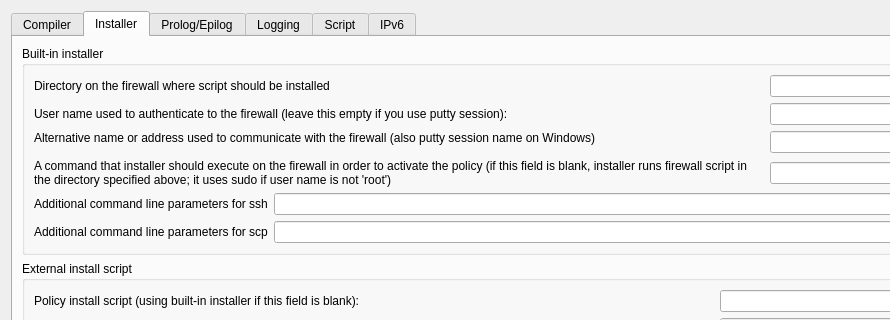
Qt form src/firewallfabrik/gui/ui/nftablessettingsdialog_q.ui (Linuxfabrik/firewallfabrik) before a commit; both pictures show x 0 to 890 and y 0 to 320 of the 1054 by 636 pixel window.
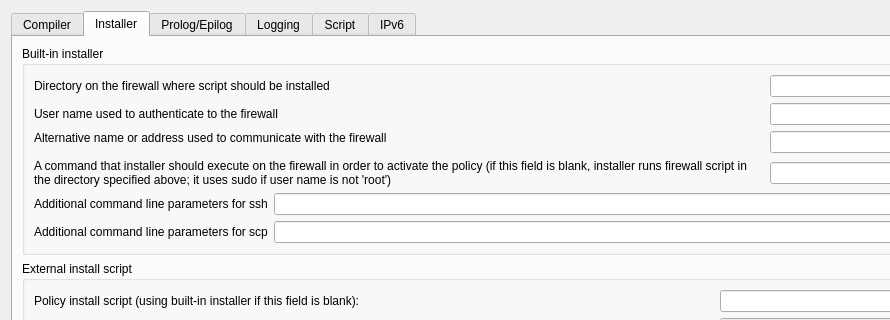
The same form after that commit. The open tabs and pages were chosen to show the change.

Commit message: feat(gui): port installation feature

Diff of the .ui file:
```diff
--- a/src/firewallfabrik/gui/ui/nftablessettingsdialog_q.ui
+++ b/src/firewallfabrik/gui/ui/nftablessettingsdialog_q.ui
@@ -617,7 +617,7 @@
           <item row="1" column="0">
            <widget class="QLabel" name="textLabel1_2">
             <property name="text">
-             <string>User name used to authenticate to the firewall (leave this empty if you use putty session):</string>
+             <string>User name used to authenticate to the firewall</string>
             </property>
             <property name="alignment">
              <set>Qt::AlignmentFlag::AlignLeading|Qt::AlignmentFlag::AlignLeft|Qt::AlignmentFlag::AlignVCenter</set>
@@ -646,7 +646,7 @@
           <item row="2" column="0">
            <widget class="QLabel" name="textLabel1_3">
             <property name="text">
-             <string>Alternative name or address used to communicate with the firewall (also putty session name on Windows)</string>
+             <string>Alternative name or address used to communicate with the firewall</string>
             </property>
             <property name="alignment">
              <set>Qt::AlignmentFlag::AlignLeading|Qt::AlignmentFlag::AlignLeft|Qt::AlignmentFlag::AlignTop</set>
```
The commit also changes 7 other files.
